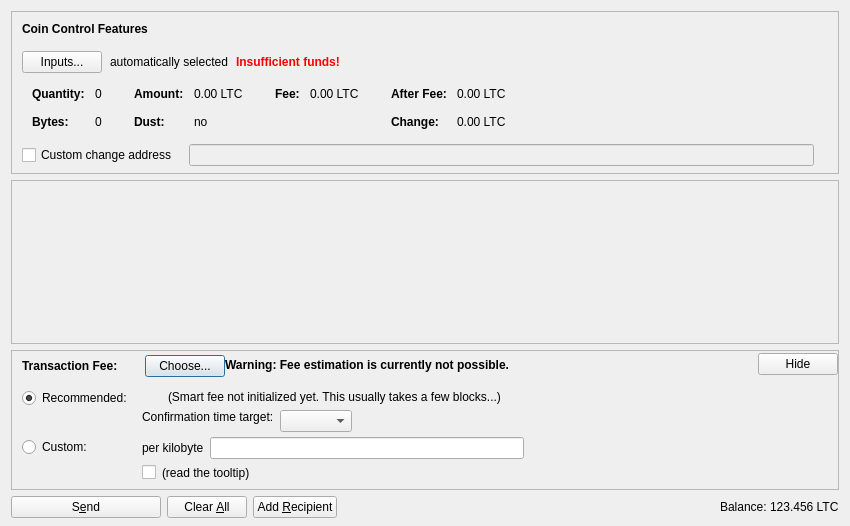
This is src/qt/forms/sendcoinsdialog.ui in sumcoinlabs/sumcoin as Qt 5 draws it before an edit. The edited form follows.
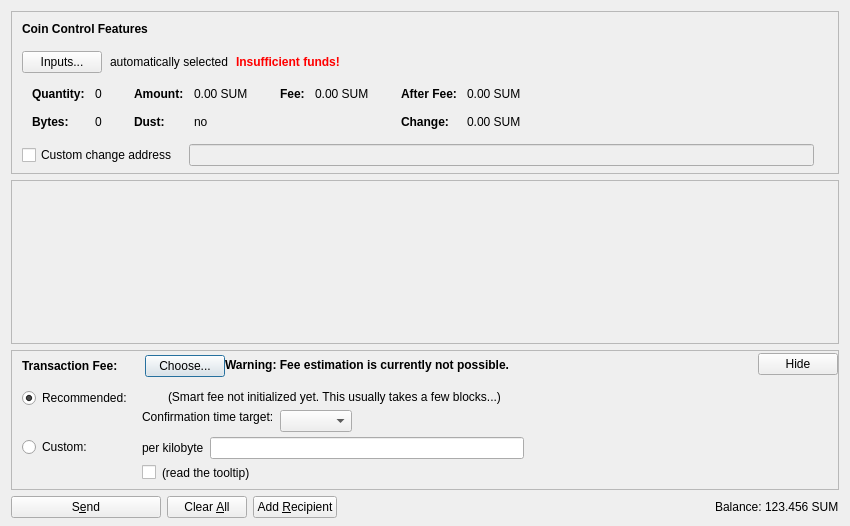
This is the edited form. Icons and pictures are not drawn. Custom widgets are drawn as their Qt base class.

```diff
--- a/src/qt/forms/sendcoinsdialog.ui
+++ b/src/qt/forms/sendcoinsdialog.ui
@@ -324,7 +324,7 @@
                   <enum>Qt::ActionsContextMenu</enum>
                  </property>
                  <property name="text">
-                  <string notr="true">0.00 LTC</string>
+                  <string notr="true">0.00 SUM</string>
                  </property>
                  <property name="textInteractionFlags">
                   <set>Qt::LinksAccessibleByMouse|Qt::TextSelectableByKeyboard|Qt::TextSelectableByMouse</set>
@@ -404,7 +404,7 @@
                   <enum>Qt::ActionsContextMenu</enum>
                  </property>
                  <property name="text">
-                  <string notr="true">0.00 LTC</string>
+                  <string notr="true">0.00 SUM</string>
                  </property>
                  <property name="textInteractionFlags">
                   <set>Qt::LinksAccessibleByMouse|Qt::TextSelectableByKeyboard|Qt::TextSelectableByMouse</set>
@@ -455,7 +455,7 @@
                   <enum>Qt::ActionsContextMenu</enum>
                  </property>
                  <property name="text">
-                  <string notr="true">0.00 LTC</string>
+                  <string notr="true">0.00 SUM</string>
                  </property>
                  <property name="textInteractionFlags">
                   <set>Qt::LinksAccessibleByMouse|Qt::TextSelectableByKeyboard|Qt::TextSelectableByMouse</set>
@@ -484,7 +484,7 @@
                   <enum>Qt::ActionsContextMenu</enum>
                  </property>
                  <property name="text">
-                  <string notr="true">0.00 LTC</string>
+                  <string notr="true">0.00 SUM</string>
                  </property>
                  <property name="textInteractionFlags">
                   <set>Qt::LinksAccessibleByMouse|Qt::TextSelectableByKeyboard|Qt::TextSelectableByMouse</set>
@@ -1237,7 +1237,7 @@
           <cursorShape>IBeamCursor</cursorShape>
          </property>
          <property name="text">
-          <string notr="true">123.456 LTC</string>
+          <string notr="true">123.456 SUM</string>
          </property>
          <property name="textInteractionFlags">
           <set>Qt::LinksAccessibleByMouse|Qt::TextSelectableByKeyboard|Qt::TextSelectableByMouse</set>
```
Left out of the diff: 4 changed lines with no effect on the pictures.
